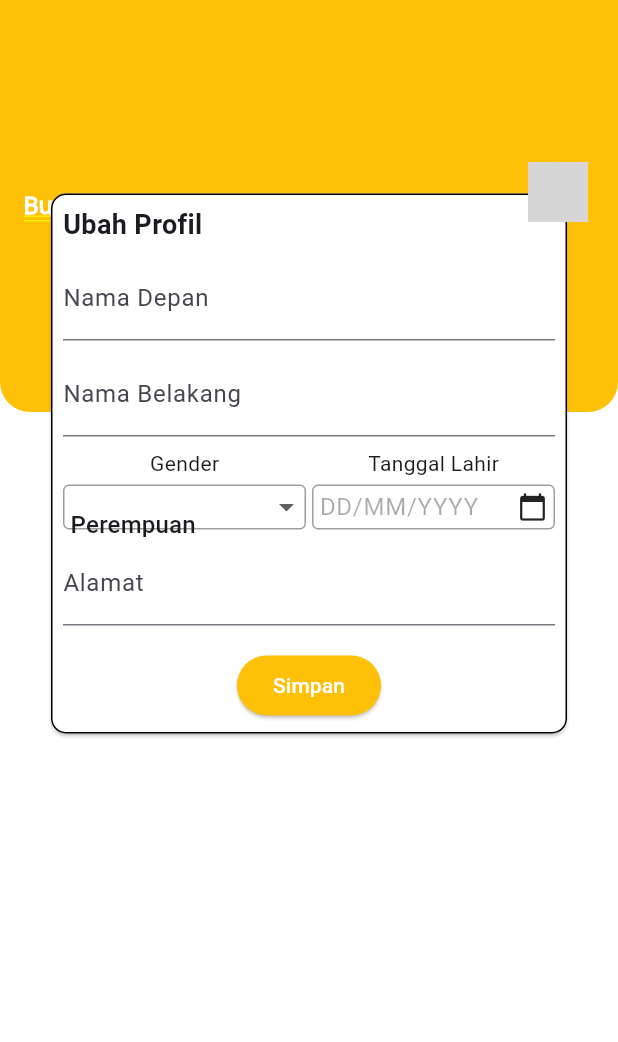
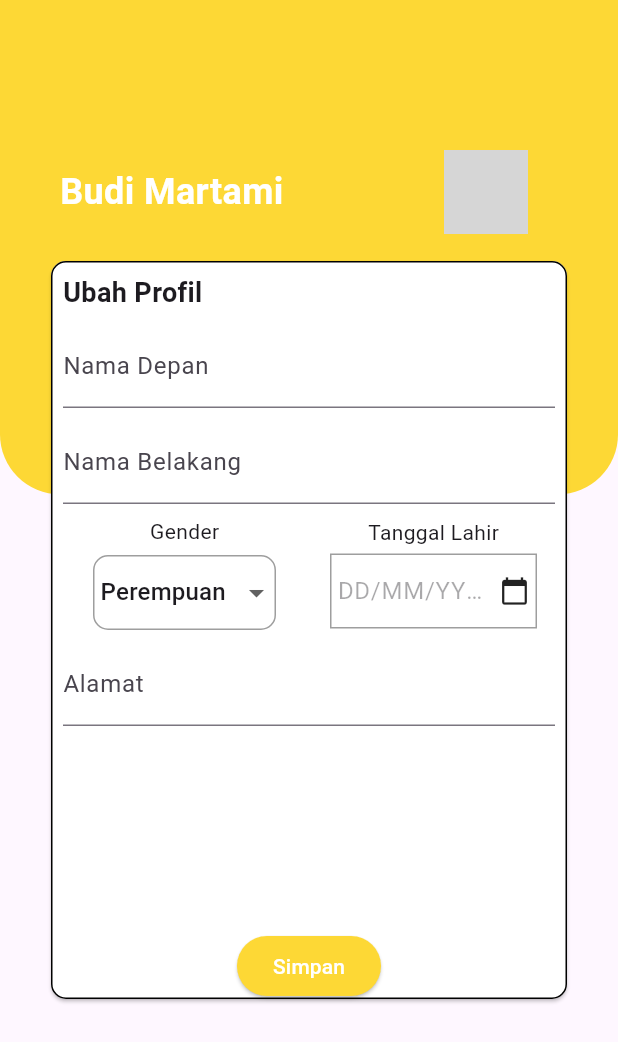
Before and after one commit to IqbalFadhilah/quiz_flutter, a Flutter app: the screen it shows after launch, after a tap on "Jawaban No 1", on a phone screen of 412 x 824 dp. Shown: the top 1042 px of the screen. Run offline on Flutter 3.47's test engine with Material 3 defaults, Android fonts, the phone set to English and light mode, and no system bars; our stand-ins replace carousel_slider; network calls fail; grey boxes are pictures that could not be loaded.

Commit message:
Done semua

```diff
--- a/lib/main.dart
+++ b/lib/main.dart
@@ -83,57 +83,58 @@ class _MyHomePageState extends State<MyHomePage> {
     );
   }
 
-  //jaawaban no 1
-  Widget soalNo1() {
+  //Jawaban no1
+  Widget soalNo1(){
     final _formKey = GlobalKey<FormState>();
     String _namaDepan = '';
     String _namaBelakang = '';
     String _gender = '';
     DateTime? _dateOfBirth;
     String _alamat = '';
+    final _dateController = TextEditingController();
 
-    return Stack(
+    return Scaffold(
+      body: Column(
+        children: [
+          Stack(
             children: [
               Container(
+                height: MediaQuery.of(context).size.height * 0.4,
                 decoration: BoxDecoration(
-          color: Colors.amber,
+                  color: Colors.yellow[600],
                   borderRadius: BorderRadius.only(
-            bottomLeft: Radius.circular(20.0),
-            bottomRight: Radius.circular(20.0),
+                    bottomLeft: Radius.circular(40.0),
+                    bottomRight: Radius.circular(40.0),
                   ),
                 ),
-        height: MediaQuery.of(context).size.height / 3,
+              ),
+              Padding(
+                padding: const EdgeInsets.only(top: 100.0, left: 40.0, right: 60.0),
                 child: Row(
                   crossAxisAlignment: CrossAxisAlignment.center,
                   children: [
-            Padding(
-              padding: EdgeInsets.only(left: 16.0, top: 20.0, bottom: 20.0),
-              child: Text(
+                    Text(
                       'Budi Martami',
                       style: TextStyle(
                         color: Colors.white,
-                  fontSize: 16.0,
-                  fontWeight: FontWeight.bold,
-                ),
+                        fontSize: 24.0,
+                        fontWeight: FontWeight.w700,
                       ),
                     ),
                     Spacer(),
-            Padding(
-              padding: const EdgeInsets.only(right: 20, top: 1.0, bottom: 20.0),
-              child: CircleAvatar(
-                radius: 20,
+                    CircleAvatar(
+                      radius: 28,
                       backgroundImage: NetworkImage('https://1.bp.blogspot.com/-ufPUMFSmzRk/Xbd9vpx_bVI/AAAAAAAAPDI/jw3q5WNkB1EwNrNdrfNZRu1Jpp2A9230ACLcBGAsYHQ/s1600/foto%2Bprofil%2Bwa%2B26.jpg'),
-              ),
                     ),
                   ],
                 ),
               ),
               Padding(
-        padding: const EdgeInsets.only(top: 125.0, right: 30.0, left: 30.0),
-
+                padding: const EdgeInsets.only(top: 170, right: 30.0, left: 30.0),
+                child: SizedBox(
+                  height: 500,
                   child: Card(
                     shape: RoundedRectangleBorder(borderRadius: BorderRadius.circular(10.0), side: BorderSide(color: Colors.black)),
-
                     color: Colors.white,
                     child: Padding(
                       padding: const EdgeInsets.all(8.0),
@@ -182,21 +183,22 @@ class _MyHomePageState extends State<MyHomePage> {
                                   Expanded(
                                     flex: 2,
                                     child: Column(
-                            crossAxisAlignment: CrossAxisAlignment.start,
+                                      mainAxisAlignment: MainAxisAlignment.center,
                                       children: [
-                              Align(
-                                alignment: Alignment.center,
-                                child: Text(
+                                        Text(
                                           'Gender',
                                         ),
-                              ),
-                              SizedBox(height: 4.0),
-                              Container(
-                                height: 30.0,
+                                        SizedBox(height: 6.0),
+                                        Padding(
+                                          padding: const EdgeInsets.symmetric(horizontal: 20),
+                                          child: Container(
+                                            height: 50.0,
                                             decoration: BoxDecoration(
                                               border: Border.all(color: Colors.grey),
-                                  borderRadius: BorderRadius.circular(4.0),
+                                              borderRadius: BorderRadius.circular(10),
                                             ),
+                                            child: Align(
+                                              alignment: Alignment.center, // Mencentralisasi teks
                                               child: DropdownButtonFormField<String>(
                                                 value: 'Perempuan',
                                                 items: ['Perempuan', 'Laki-laki']
@@ -222,12 +224,16 @@ class _MyHomePageState extends State<MyHomePage> {
                                                 },
                                               ),
                                             ),
+                                          ),
+                                        ),
                                       ],
                                     ),
                                   ),
                                   SizedBox(width: 4.0),
                                   Expanded(
                                     flex: 2,
+                                    child: Padding(
+                                      padding: const EdgeInsets.symmetric(horizontal: 12),
                                       child: Column(
                                         crossAxisAlignment: CrossAxisAlignment.start,
                                         children: [
@@ -249,27 +255,28 @@ class _MyHomePageState extends State<MyHomePage> {
                                                 if (selectedDate != null) {
                                                   setState(() {
                                                     _dateOfBirth = selectedDate;
+                                                    _dateController.text = '${_dateOfBirth!.day}/${_dateOfBirth!.month}/${_dateOfBirth!.year}'; // Memperbarui teks
                                                   });
                                                 }
                                               });
                                             },
                                             child: Container(
-                                  height: 30.0,
+                                              height: 50.0,
                                               decoration: BoxDecoration(
                                                 border: Border.all(color: Colors.grey),
-                                    borderRadius: BorderRadius.circular(4.0),
                                               ),
                                               padding: EdgeInsets.symmetric(horizontal: 4.0),
                                               child: Row(
                                                 children: [
                                                   Expanded(
                                                     child: TextFormField(
+                                                      controller: _dateController, // Menggunakan TextEditingController
                                                       enabled: false,
                                                       decoration: InputDecoration(
                                                         border: InputBorder.none,
-                                            labelText: _dateOfBirth == null
-                                                ? 'DD/MM/YYYY'
-                                                : '${_dateOfBirth!.day}/${_dateOfBirth!.month}/${_dateOfBirth!.year}',
+                                                        labelText: _dateOfBirth != null
+                                                            ? '${_dateOfBirth!.day}/${_dateOfBirth!.month}/${_dateOfBirth!.year}'
+                                                            : 'DD/MM/YYYY',
                                                       ),
                                                       validator: (value) {
                                                         if (_dateOfBirth == null) {
@@ -286,6 +293,7 @@ class _MyHomePageState extends State<MyHomePage> {
                                             ),
                                           ),
                                         ],
+                                      ),
                                     ),
                                   ),
                                 ],
@@ -306,6 +314,8 @@ class _MyHomePageState extends State<MyHomePage> {
                               SizedBox(height: 16.0),
                               Align(
                                 alignment: Alignment.center,
+                                child: Padding(
+                                  padding: const EdgeInsets.only(top: 120.0),
                                   child: ElevatedButton(
                                     onPressed: () {
                                       if (_formKey.currentState!.validate()) {
@@ -340,7 +350,7 @@ class _MyHomePageState extends State<MyHomePage> {
                                       }
                                     },
                                     style: ElevatedButton.styleFrom(
-                          backgroundColor: Colors.amber,
+                                      backgroundColor: Colors.yellow[600],
                                     ),
                                     child: Text(
                                       'Simpan',
@@ -348,16 +358,19 @@ class _MyHomePageState extends State<MyHomePage> {
                                     ),
                                   ),
                                 ),
+                              ),
                             ],
                           ),
                         ),
-
+                    ),
                   ),
                 ),
               ),
             ],
+          ),
+        ]
+      )
     );
-
   }
 
   //jaawaban no 2
@@ -445,7 +458,7 @@ class _MyHomePageState extends State<MyHomePage> {
           ),
           SizedBox(height: 12),
           Padding(
-            padding: const EdgeInsets.symmetric(horizontal: 60),
+            padding: EdgeInsets.symmetric(horizontal: MediaQuery.of(context).size.width * 0.1),
             child: Container(
               height: 80,
               decoration: BoxDecoration(
```
Lines whose indentation alone changed are shown as unchanged.
